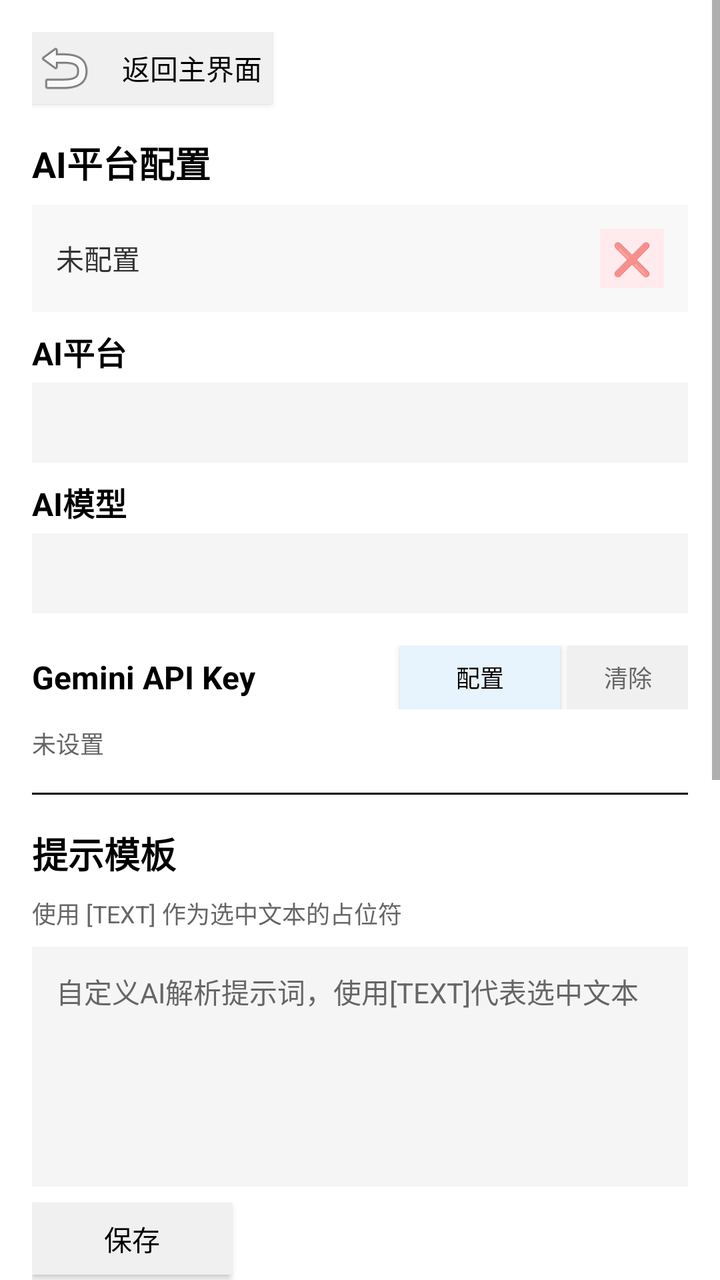
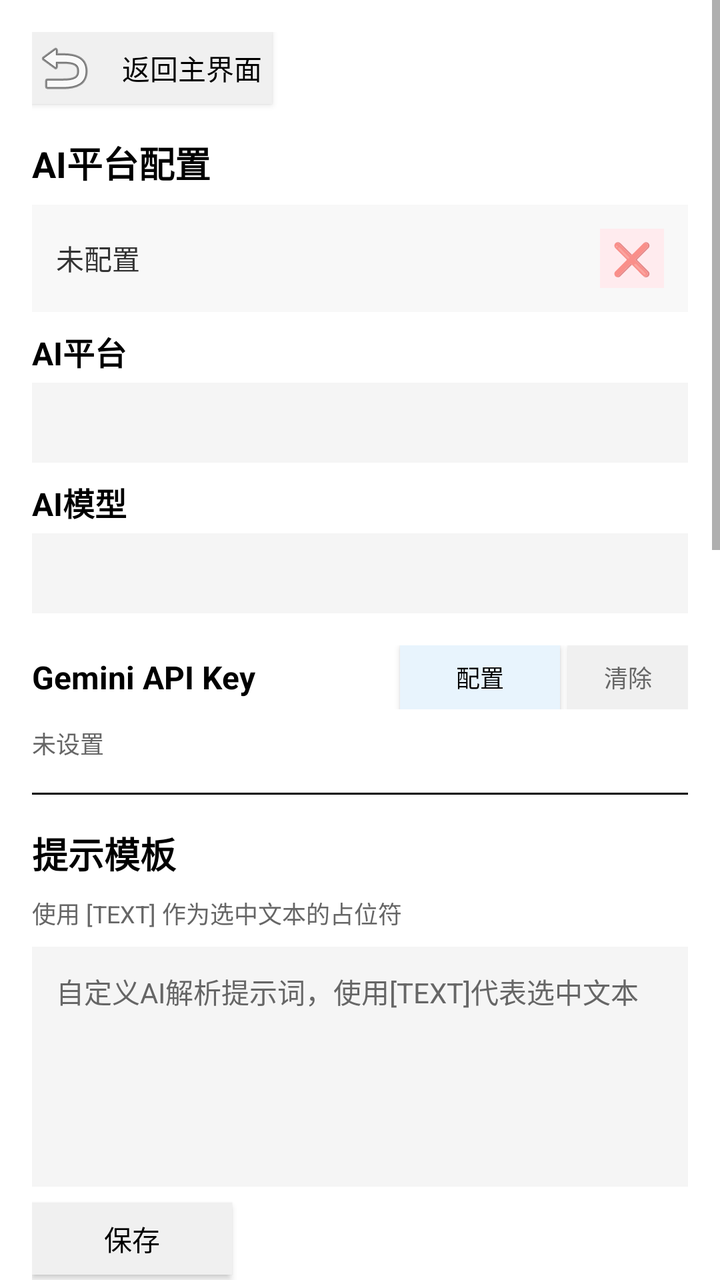

Compare the two renders of this Android layout. The source of the first and the diff that turns it into the second are given below.
<!-- AndroidManifest.xml: application theme Theme.ReadAssist -->
<!-- res/layout/activity_settings.xml -->
<?xml version="1.0" encoding="utf-8"?>
<ScrollView xmlns:android="http://schemas.android.com/apk/res/android"
    android:layout_width="match_parent"
    android:layout_height="match_parent"
    android:background="#FFFFFF">

    <LinearLayout
        android:layout_width="match_parent"
        android:layout_height="wrap_content"
        android:orientation="vertical"
        android:padding="@dimen/default_padding">

        
        <Button
            android:id="@+id/btnBackToMain"
            android:layout_width="120dp"
            android:layout_height="36dp"
            android:text="@string/back_to_main"
            android:textSize="14sp"
            android:textColor="#000000"
            android:background="#F0F0F0"
            android:layout_marginBottom="16dp"
            android:drawableStart="@android:drawable/ic_menu_revert"
            android:drawablePadding="8dp" />

        
        <TextView
            android:layout_width="match_parent"
            android:layout_height="wrap_content"
            android:text="@string/ai_platform_config"
            android:textSize="18sp"
            android:textColor="#000000"
            android:textStyle="bold"
            android:paddingBottom="8dp" />

        
        <LinearLayout
            android:layout_width="match_parent"
            android:layout_height="wrap_content"
            android:orientation="horizontal"
            android:gravity="center_vertical"
            android:paddingBottom="12dp"
            android:background="#F8F8F8"
            android:padding="12dp">

            <TextView
                android:id="@+id/tvCurrentConfig"
                android:layout_width="0dp"
                android:layout_height="wrap_content"
                android:layout_weight="1"
                android:text="@string/not_configured"
                android:textSize="14sp"
                android:textColor="#333333" />

            <TextView
                android:id="@+id/tvConfigStatus"
                android:layout_width="wrap_content"
                android:layout_height="wrap_content"
                android:text="❌"
                android:textSize="16sp"
                android:background="#FFEBEE"
                android:padding="4dp"
                android:minWidth="32dp"
                android:gravity="center" />

        </LinearLayout>

        
        <TextView
            android:layout_width="match_parent"
            android:layout_height="wrap_content"
            android:text="@string/ai_platform"
            android:textSize="16sp"
            android:textColor="#000000"
            android:textStyle="bold"
            android:paddingTop="8dp"
            android:paddingBottom="4dp" />

        <Spinner
            android:id="@+id/platformSpinner"
            android:layout_width="match_parent"
            android:layout_height="40dp"
            android:background="#F5F5F5"
            android:layout_marginBottom="8dp" />

        
        <TextView
            android:layout_width="match_parent"
            android:layout_height="wrap_content"
            android:text="@string/ai_model"
            android:textSize="16sp"
            android:textColor="#000000"
            android:textStyle="bold"
            android:paddingBottom="4dp" />

        <Spinner
            android:id="@+id/modelSpinner"
            android:layout_width="match_parent"
            android:layout_height="40dp"
            android:background="#F5F5F5"
            android:layout_marginBottom="8dp" />

        
        <LinearLayout
            android:layout_width="match_parent"
            android:layout_height="wrap_content"
            android:orientation="horizontal"
            android:gravity="center_vertical"
            android:paddingTop="8dp"
            android:paddingBottom="8dp">

            <TextView
                android:layout_width="0dp"
                android:layout_height="wrap_content"
                android:layout_weight="1"
                android:text="@string/api_key_title"
                android:textSize="16sp"
                android:textColor="#000000"
                android:textStyle="bold" />

            <Button
                android:id="@+id/btnConfigureApiKey"
                android:layout_width="80dp"
                android:layout_height="32dp"
                android:text="@string/configure"
                android:textSize="12sp"
                android:textColor="#000000"
                android:background="#E8F4FD"
                android:layout_marginEnd="4dp" />

            <Button
                android:id="@+id/btnClearApiKey"
                android:layout_width="60dp"
                android:layout_height="32dp"
                android:text="@string/clear"
                android:textSize="12sp"
                android:textColor="#666666"
                android:background="#F0F0F0" />

        </LinearLayout>

        
        <TextView
            android:id="@+id/tvApiKeyStatus"
            android:layout_width="match_parent"
            android:layout_height="wrap_content"
            android:text="@string/not_set"
            android:textSize="12sp"
            android:textColor="#666666"
            android:paddingBottom="16dp" />

        
        <View
            android:layout_width="match_parent"
            android:layout_height="1dp"
            android:background="#000000"
            android:layout_marginBottom="16dp" />

        
        <TextView
            android:layout_width="match_parent"
            android:layout_height="wrap_content"
            android:text="@string/prompt_template_title"
            android:textSize="18sp"
            android:textColor="#000000"
            android:textStyle="bold"
            android:paddingBottom="8dp" />

        <TextView
            android:layout_width="match_parent"
            android:layout_height="wrap_content"
            android:text="@string/text_placeholder_hint"
            android:textSize="12sp"
            android:textColor="#666666"
            android:paddingBottom="8dp" />

        <EditText
            android:id="@+id/etPromptTemplate"
            android:layout_width="match_parent"
            android:layout_height="120dp"
            android:hint="@string/prompt_template_hint"
            android:textSize="14sp"
            android:textColor="#000000"
            android:textColorHint="#666666"
            android:background="#F5F5F5"
            android:padding="12dp"
            android:gravity="top"
            android:inputType="textMultiLine"
            android:maxLines="6" />

        <Button
            android:id="@+id/btnSaveTemplate"
            android:layout_width="100dp"
            android:layout_height="36dp"
            android:text="@string/save"
            android:textSize="14sp"
            android:textColor="#000000"
            android:background="#F0F0F0"
            android:layout_marginTop="8dp"
            android:layout_marginBottom="16dp" />

        
        <View
            android:layout_width="match_parent"
            android:layout_height="1dp"
            android:background="#000000"
            android:layout_marginBottom="16dp" />

        
        <TextView
            android:layout_width="match_parent"
            android:layout_height="wrap_content"
            android:text="@string/language_title"
            android:textSize="18sp"
            android:textColor="#000000"
            android:textStyle="bold"
            android:paddingBottom="8dp" />

        <Spinner
            android:id="@+id/languageSpinner"
            android:layout_width="match_parent"
            android:layout_height="40dp"
            android:background="#F5F5F5"
            android:layout_marginBottom="16dp" />

        
        <View
            android:layout_width="match_parent"
            android:layout_height="1dp"
            android:background="#000000"
            android:layout_marginBottom="16dp" />

        
        <LinearLayout
            android:layout_width="match_parent"
            android:layout_height="wrap_content"
            android:orientation="horizontal"
            android:gravity="center_vertical"
            android:paddingBottom="8dp">

            <LinearLayout
                android:layout_width="0dp"
                android:layout_height="wrap_content"
                android:layout_weight="1"
                android:orientation="vertical">

                <TextView
                    android:layout_width="match_parent"
                    android:layout_height="wrap_content"
                    android:text="@string/auto_analyze_title"
                    android:textSize="16sp"
                    android:textColor="#000000"
                    android:textStyle="bold" />

                <TextView
                    android:layout_width="match_parent"
                    android:layout_height="wrap_content"
                    android:text="@string/auto_analyze_summary"
                    android:textSize="12sp"
                    android:textColor="#666666" />

            </LinearLayout>

            <Switch
                android:id="@+id/switchAutoAnalyze"
                android:layout_width="wrap_content"
                android:layout_height="wrap_content" />

        </LinearLayout>

        
        <LinearLayout
            android:id="@+id/layoutSupernoteSettings"
            android:layout_width="match_parent"
            android:layout_height="wrap_content"
            android:orientation="vertical"
            android:visibility="gone">

            
            <View
                android:layout_width="match_parent"
                android:layout_height="1dp"
                android:background="#000000"
                android:layout_marginTop="16dp"
                android:layout_marginBottom="16dp" />

            <TextView
                android:layout_width="match_parent"
                android:layout_height="wrap_content"
                android:text="@string/supernote_settings_title"
                android:textSize="18sp"
                android:textColor="#000000"
                android:textStyle="bold"
                android:paddingBottom="8dp" />

            
            <LinearLayout
                android:layout_width="match_parent"
                android:layout_height="wrap_content"
                android:orientation="horizontal"
                android:gravity="center_vertical"
                android:paddingBottom="8dp">

                <LinearLayout
                    android:layout_width="0dp"
                    android:layout_height="wrap_content"
                    android:layout_weight="1"
                    android:orientation="vertical">

                    <TextView
                        android:layout_width="match_parent"
                        android:layout_height="wrap_content"
                        android:text="@string/supernote_screenshot_title"
                        android:textSize="16sp"
                        android:textColor="#000000"
                        android:textStyle="bold" />

                    <TextView
                        android:layout_width="match_parent"
                        android:layout_height="wrap_content"
                        android:text="@string/supernote_screenshot_summary"
                        android:textSize="12sp"
                        android:textColor="#666666" />

                </LinearLayout>

                <Switch
                    android:id="@+id/switchSupernoteScreenshot"
                    android:layout_width="wrap_content"
                    android:layout_height="wrap_content" />

            </LinearLayout>

        </LinearLayout>

        
        <View
            android:layout_width="match_parent"
            android:layout_height="1dp"
            android:background="#000000"
            android:layout_marginTop="16dp"
            android:layout_marginBottom="16dp" />

        
        <TextView
            android:layout_width="match_parent"
            android:layout_height="wrap_content"
            android:text="@string/data_management"
            android:textSize="18sp"
            android:textColor="#000000"
            android:textStyle="bold"
            android:paddingBottom="12dp" />

        <Button
            android:id="@+id/btnResetSettings"
            android:layout_width="match_parent"
            android:layout_height="@dimen/button_height"
            android:text="@string/reset_settings"
            android:textSize="16sp"
            android:textColor="#666666"
            android:background="#F0F0F0"
            android:layout_marginBottom="16dp" />

        
        <View
            android:layout_width="match_parent"
            android:layout_height="1dp"
            android:background="#000000"
            android:layout_marginBottom="16dp" />

        <TextView
            android:layout_width="match_parent"
            android:layout_height="wrap_content"
            android:text="@string/about_title"
            android:textSize="18sp"
            android:textColor="#000000"
            android:textStyle="bold"
            android:paddingBottom="8dp" />

        <TextView
            android:layout_width="match_parent"
            android:layout_height="wrap_content"
            android:text="@string/app_description"
            android:textSize="14sp"
            android:textColor="#666666"
            android:lineSpacingMultiplier="1.2" />

    </LinearLayout>

</ScrollView>
<!-- resources referenced by this layout -->
<resources>
  <dimen name="button_height">48dp</dimen>
  <dimen name="default_padding">16dp</dimen>
  <string name="about_title">关于</string>
  <string name="ai_model">AI模型</string>
  <string name="ai_platform">AI平台</string>
  <string name="ai_platform_config">AI平台配置</string>
  <string name="api_key_title">Gemini API Key</string>
  <string name="app_description">电纸书设备智能阅读助手</string>
  <string name="auto_analyze_summary">复制文本时自动调用AI分析</string>
  <string name="auto_analyze_title">自动分析</string>
  <string name="back_to_main">返回主界面</string>
  <string name="clear">清除</string>
  <string name="configure">配置</string>
  <string name="data_management">数据管理</string>
  <string name="language_title">语言</string>
  <string name="not_configured">未配置</string>
  <string name="not_set">未设置</string>
  <string name="prompt_template_hint">自定义AI解析提示词，使用[TEXT]代表选中文本</string>
  <string name="prompt_template_title">提示模板</string>
  <string name="reset_settings">重置设置</string>
  <string name="save">保存</string>
  <string name="supernote_screenshot_summary">勾选后点击悬浮按钮会先截屏再弹窗，不勾选则直接弹窗</string>
  <string name="supernote_screenshot_title">启用截屏功能</string>
  <string name="supernote_settings_title">Supernote设备设置</string>
  <string name="text_placeholder_hint">使用 [TEXT] 作为选中文本的占位符</string>
  <style name="Theme.ReadAssist" parent="Theme.AppCompat.Light.DarkActionBar">
          
          <item name="colorPrimary">#000000</item>
          <item name="colorPrimaryDark">#000000</item>
          <item name="colorAccent">#666666</item>
  
          
          <item name="android:windowBackground">#FFFFFF</item>
          <item name="android:colorBackground">#FFFFFF</item>
  
          
          <item name="android:textColorPrimary">#000000</item>
          <item name="android:textColorSecondary">#666666</item>
  
          
          <item name="android:statusBarColor">#FFFFFF</item>
          <item name="android:windowLightStatusBar">true</item>
  
          
          <item name="android:windowAnimationStyle">@null</item>
          <item name="android:windowContentTransitions">false</item>
      </style>
</resources>

<!-- the commit's change to res/layout/activity_settings.xml (unified diff, before → after) -->
@@ -345,6 +345,95 @@
         <TextView
             android:layout_width="match_parent"
             android:layout_height="wrap_content"
+            android:text="@string/offline_dictionary_title"
+            android:textSize="18sp"
+            android:textColor="#000000"
+            android:textStyle="bold"
+            android:paddingBottom="8dp" />
+
+        <TextView
+            android:layout_width="match_parent"
+            android:layout_height="wrap_content"
+            android:text="@string/dictionary_capture_mode_title"
+            android:textSize="16sp"
+            android:textColor="#000000"
+            android:textStyle="bold"
+            android:paddingBottom="4dp" />
+
+        <Spinner
+            android:id="@+id/dictionaryCaptureModeSpinner"
+            android:layout_width="match_parent"
+            android:layout_height="48dp"
+            android:background="#F5F5F5"
+            android:layout_marginBottom="8dp" />
+
+        <TextView
+            android:layout_width="match_parent"
+            android:layout_height="wrap_content"
+            android:text="@string/ocr_language_title"
+            android:textSize="16sp"
+            android:textColor="#000000"
+            android:textStyle="bold"
+            android:paddingBottom="4dp" />
+
+        <Spinner
+            android:id="@+id/ocrLanguageSpinner"
+            android:layout_width="match_parent"
+            android:layout_height="48dp"
+            android:background="#F5F5F5"
+            android:layout_marginBottom="8dp" />
+
+        <Button
+            android:id="@+id/btnInstallBundledEcdict"
+            android:layout_width="match_parent"
+            android:layout_height="48dp"
+            android:text="@string/install_bundled_ecdict"
+            android:textSize="16sp"
+            android:textColor="#000000"
+            android:background="#E8F4FD"
+            android:layout_marginBottom="8dp" />
+
+        <Button
+            android:id="@+id/btnImportStarDict"
+            android:layout_width="match_parent"
+            android:layout_height="48dp"
+            android:text="@string/import_stardict"
+            android:textSize="16sp"
+            android:textColor="#000000"
+            android:background="#E8F4FD"
+            android:layout_marginBottom="8dp" />
+
+        <TextView
+            android:id="@+id/tvDictionaryStatus"
+            android:layout_width="match_parent"
+            android:layout_height="wrap_content"
+            android:text="@string/no_dictionary_imported"
+            android:textSize="14sp"
+            android:textColor="#333333"
+            android:padding="8dp"
+            android:background="#F8F8F8" />
+
+        <Button
+            android:id="@+id/btnClearDictionaries"
+            android:layout_width="match_parent"
+            android:layout_height="48dp"
+            android:text="@string/clear_dictionaries"
+            android:textSize="16sp"
+            android:textColor="#000000"
+            android:background="#F0F0F0"
+            android:layout_marginTop="8dp" />
+
+        <View
+            android:layout_width="match_parent"
+            android:layout_height="1dp"
+            android:background="#000000"
+            android:layout_marginTop="16dp"
+            android:layout_marginBottom="16dp" />
+
+        
+        <TextView
+            android:layout_width="match_parent"
+            android:layout_height="wrap_content"
             android:text="@string/data_management"
             android:textSize="18sp"
             android:textColor="#000000"
<!-- resource entries referenced after the edit -->
@@ -12,11 +12,18 @@
   <string name="auto_analyze_title">自动分析</string>
   <string name="back_to_main">返回主界面</string>
   <string name="clear">清除</string>
+  <string name="clear_dictionaries">清空离线字典</string>
   <string name="configure">配置</string>
   <string name="data_management">数据管理</string>
+  <string name="dictionary_capture_mode_title">双击“翻”的取词方式</string>
+  <string name="import_stardict">导入 StarDict 文件夹</string>
+  <string name="install_bundled_ecdict">一键安装内置 ECDICT</string>
   <string name="language_title">语言</string>
+  <string name="no_dictionary_imported">尚未导入词典</string>
   <string name="not_configured">未配置</string>
   <string name="not_set">未设置</string>
+  <string name="ocr_language_title">圈选文字语言</string>
+  <string name="offline_dictionary_title">离线字典</string>
   <string name="prompt_template_hint">自定义AI解析提示词，使用[TEXT]代表选中文本</string>
   <string name="prompt_template_title">提示模板</string>
   <string name="reset_settings">重置设置</string>
